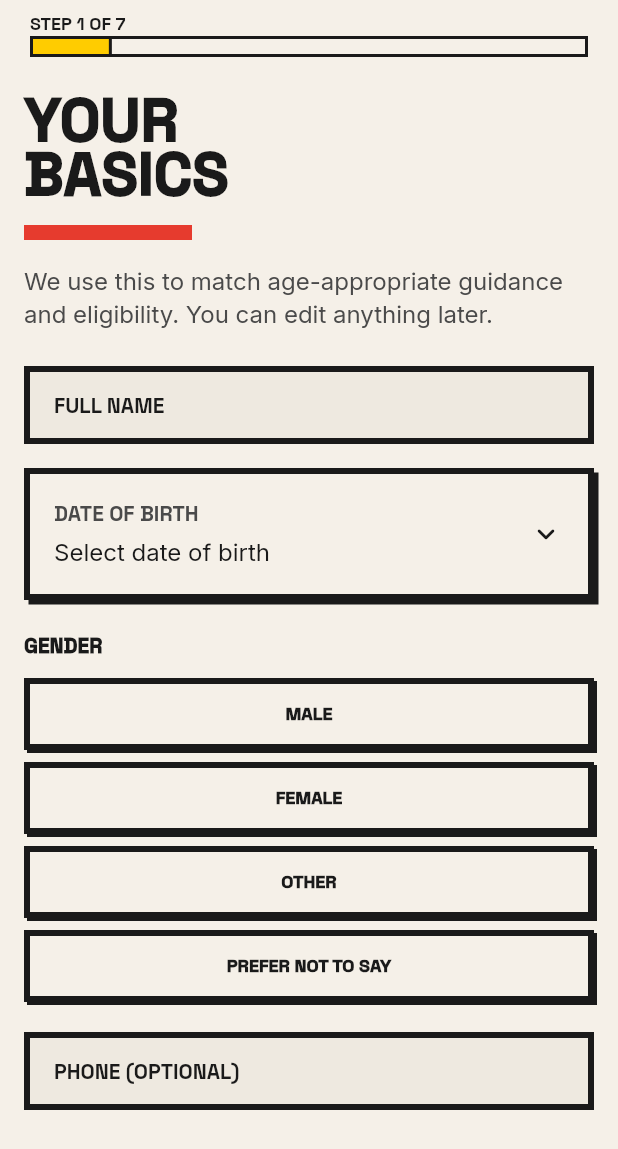
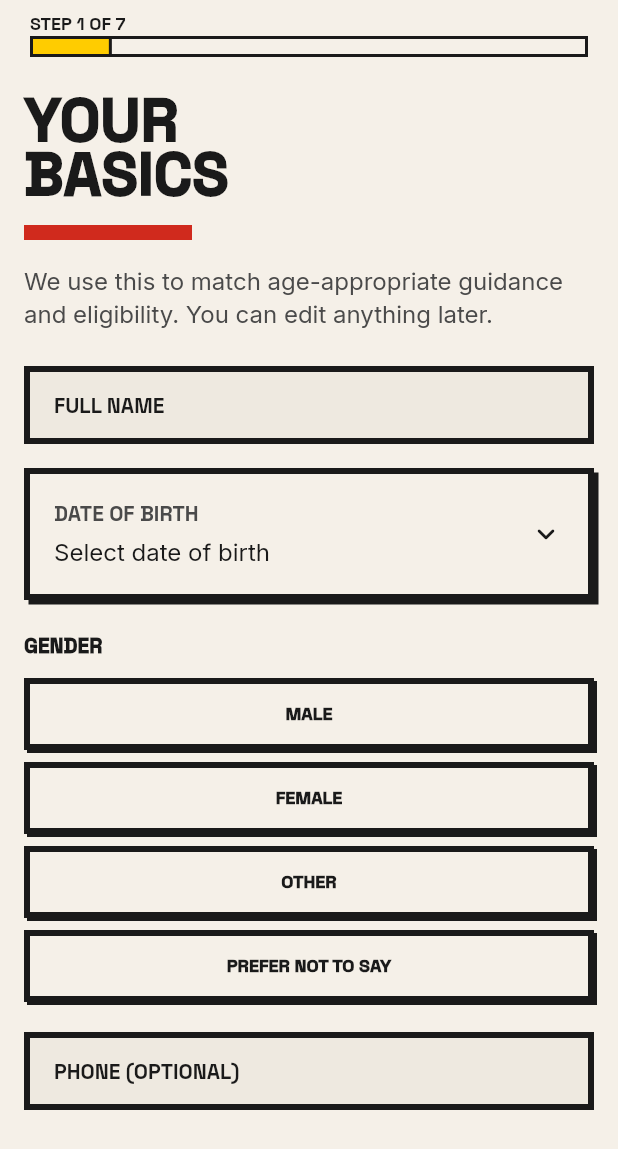
Before and after one commit to prasadsince1999/MargaDarshak, a Flutter app: the screen it shows after launch, swiped to page 2, on a phone screen of 412 x 824 dp. Shown: the top 1149 px of the screen. Run offline on Flutter 3.47's test engine with Material 3 defaults, Android fonts, the phone set to English and light mode, and no system bars; our stand-ins replace flutter_riverpod, go_router, shared_preferences; accounts and stored records are empty.

Commit message:
fix: system bar legibility, 48dp touch targets, and the failing contrast pair
Status bar. The only AnnotatedRegion<SystemUiOverlayStyle> in the app was on
the splash, so the moment it unmounted the overlay style reverted to the
platform default: light icons on the app's warm paper surface. The clock,
battery and signal were effectively invisible on every screen. Now set app
wide, together with an explicit edgeToEdge mode — targetSdk resolves to 36,
where edge-to-edge is enforced and the opt-out no longer exists.

Touch targets. AppBrutalChip measured roughly 36-40dp; chips are the primary
interaction across the whole onboarding flow and the filter rows. Now 48dp
minimum. Tabs raised from 44 to 48.

Contrast. White on accentRed #E63B2E measured 4.17:1, failing WCAG AA for
body text — and it is the pair used for error states and the danger button.
Darkened to #D02A1D. Recomputed every affected pair:

  white on accentRed        4.18 -> 5.21   now passes
  accentRed on paper        3.92 -> 4.59   now passes
  ink on paper                     15.34
  ink on accentYellow              11.51
  white on accentBlue               5.61
  white on successFill              5.13
  errorOnSurface on paper           4.96
  textTertiary on paper             4.71

Every pair now clears AA for body text. ink-on-accentRed is 3.34:1 but the
red tone always pairs with textInverse, so it is not used.

Co-Authored-By: Claude Opus 5 <noreply@anthropic.com>

```diff
--- a/lib/core/theme/app_colors.dart
+++ b/lib/core/theme/app_colors.dart
@@ -13,7 +13,10 @@ abstract final class AppColors {
   static const Color paperLow = Color(0xFFEEE9E0);
   static const Color paperDim = Color(0xFFD6D1C9);
   static const Color accentYellow = Color(0xFFFFCC00);
-  static const Color accentRed = Color(0xFFE63B2E);
+
+  /// Darkened from `#E63B2E` (4.17:1) so white body text on a red fill
+  /// clears WCAG AA at 4.5:1. Measured: 5.21:1.
+  static const Color accentRed = Color(0xFFD02A1D);
   static const Color accentBlue = Color(0xFF0055FF);
   static const Color textPrimary = ink;
   static const Color textSecondary = Color(0xFF4A4A4A);
--- a/lib/main.dart
+++ b/lib/main.dart
@@ -1,4 +1,5 @@
 import 'package:flutter/material.dart';
+import 'package:flutter/services.dart';
 import 'package:flutter_riverpod/flutter_riverpod.dart';
 
 import 'core/router/app_router.dart';
@@ -7,6 +8,16 @@ import 'core/theme/theme.dart';
 
 Future<void> main() async {
   WidgetsFlutterBinding.ensureInitialized();
+
+  // Android 15+ enforces edge-to-edge; declaring it makes the behaviour the
+  // same on older versions instead of only on new ones.
+  SystemChrome.setEnabledSystemUIMode(SystemUiMode.edgeToEdge);
+
+  // The app surface is warm paper, so system bar icons must be dark or the
+  // clock, battery and signal are invisible. Without this the only screen
+  // that sets an overlay style is the splash, and the style reverts the
+  // moment it unmounts.
+  SystemChrome.setSystemUIOverlayStyle(_paperOverlayStyle);
 
   // Async-init SharedPreferences before the widget tree.
   final persistence = await LocalPersistence.create();
@@ -31,6 +42,13 @@ class MargadarshakApp extends ConsumerWidget {
 
   @override
   Widget build(BuildContext context, WidgetRef ref) {
+    return AnnotatedRegion<SystemUiOverlayStyle>(
+      value: _paperOverlayStyle,
+      child: _buildApp(ref),
+    );
+  }
+
+  Widget _buildApp(WidgetRef ref) {
     return MaterialApp.router(
       title: 'Margadarshak',
       debugShowCheckedModeBanner: false,
@@ -45,3 +63,15 @@ class MargadarshakApp extends ConsumerWidget {
     );
   }
 }
+
+/// System bar styling for the app's warm paper surface: transparent bars with
+/// dark icons. The app is locked to light mode (see docs/04-engineering.md
+/// § Theme Lock), so this does not need a dark variant yet.
+const SystemUiOverlayStyle _paperOverlayStyle = SystemUiOverlayStyle(
+  statusBarColor: Colors.transparent,
+  statusBarIconBrightness: Brightness.dark,
+  statusBarBrightness: Brightness.light,
+  systemNavigationBarColor: Colors.transparent,
+  systemNavigationBarIconBrightness: Brightness.dark,
+  systemNavigationBarContrastEnforced: false,
+);
```
Also changed, not shown: lib/core/widgets/brutal/app_brutal_chip.dart (+11 -2 lines), lib/core/widgets/brutal/app_brutal_tabs.dart (+2 -6 lines).
